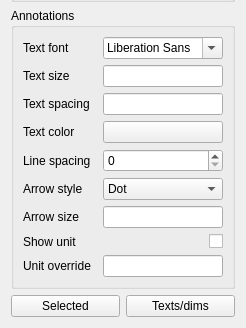
Before: the Qt Designer form src/Mod/Draft/Resources/ui/TaskPanel_SetStyle.ui in southseact-3d/fcd, drawn with Qt 5; both pictures show x 0 to 246 and y 245 to 573 of the 246 by 573 pixel window.
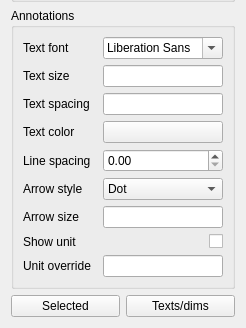
After: the same form once the commit is applied. Icons and pictures are not drawn. Custom widgets are drawn as their Qt base class.

Commit message: Draft: Draft_SetStyle wrongly handled LineSpacing as an int (#8052)

What changed in the file:
```diff
--- a/src/Mod/Draft/Resources/ui/TaskPanel_SetStyle.ui
+++ b/src/Mod/Draft/Resources/ui/TaskPanel_SetStyle.ui
@@ -275,7 +275,7 @@
        </widget>
       </item>
       <item row="5" column="1">
-       <widget class="QSpinBox" name="LineSpacing">
+       <widget class="QDoubleSpinBox" name="LineSpacing">
         <property name="toolTip">
          <string>The spacing between different lines of text</string>
         </property>
```
Lines whose indentation alone changed are shown as unchanged. The commit also changes 1 other file.
